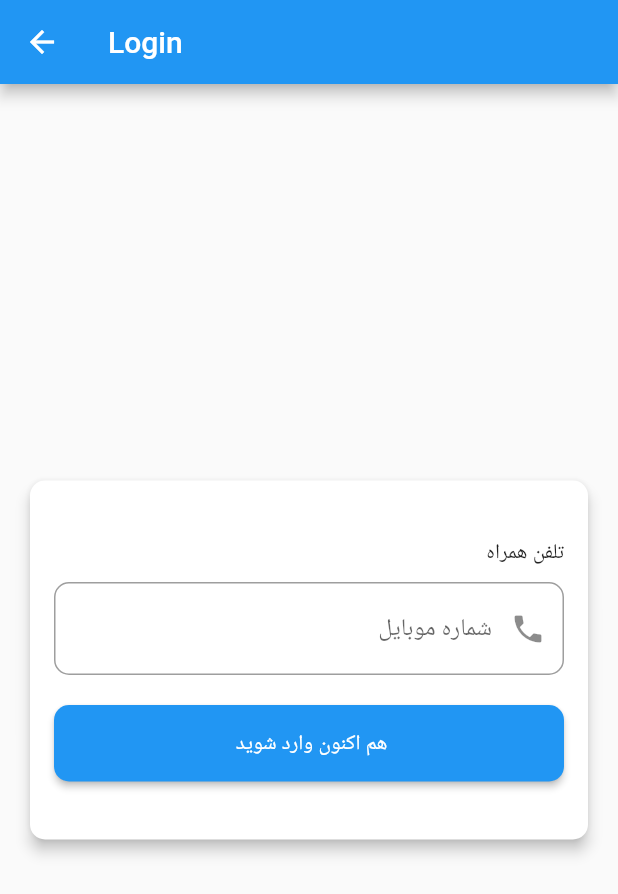
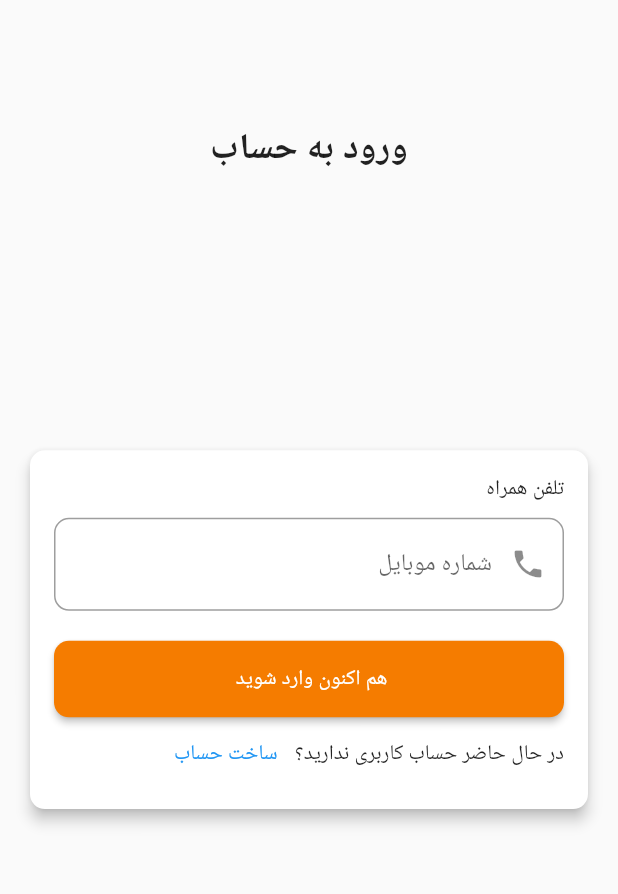
Before and after one commit to RexGod/sampleProjectSebghat, a Flutter app: the loginuser screen opened by its route, on a phone screen of 412 x 824 dp. Shown: the top 894 px of the screen. Run offline on Flutter 3.47's test engine with Material 2 defaults, Android fonts, the light colour scheme and no system bars.

Commit message:
finish and release

```diff
--- a/lib/View/inquiry.dart
+++ b/lib/View/inquiry.dart
@@ -212,6 +212,7 @@ class _InquiryState extends State<Inquiry> {
                   const Text('مشخصات خودرو'),
                   const SizedBox(height: 20),
                   DropdownButton<String>(
+                    hint: const Text('برند ماشین را انتخاب کنید'),
                     value: selectedBrand,
                     onChanged: (value) => setState(() {
                       selectedBrand = value;
@@ -221,6 +222,7 @@ class _InquiryState extends State<Inquiry> {
                   ),
                   const SizedBox(height: 20),
                   DropdownButton<String>(
+                    hint: const Text('مدل ماشین را انتخاب کنید'),
                     value: selectedCar,
                     onChanged: (value) => setState(() {
                       selectedCar = value;
@@ -231,6 +233,7 @@ class _InquiryState extends State<Inquiry> {
                   ),
                   const SizedBox(height: 20),
                   DropdownButton<String>(
+                    hint: const Text('رنگ ماشین را انتخاب کنید'),
                     value: selectedColor,
                     onChanged: (value) => setState(() {
                       selectedColor = value;
--- a/lib/View/login.dart
+++ b/lib/View/login.dart
@@ -1,5 +1,6 @@
 import 'package:flutter/material.dart';
 import 'package:provider/provider.dart';
+import 'package:sample/View/signUp.dart';
 import 'package:sample/ViewModel/userProvider.dart';
 import 'verification.dart';
 import '../ViewModel/validation.dart';
@@ -13,10 +14,19 @@ class loginuser extends StatelessWidget {
   Widget build(BuildContext context) {
     final validation = Provider.of<Setting>(context);
     return Scaffold(
-      appBar: AppBar(
-        title: Text('Login'),
+      body: Column(
+        children: [
+          SizedBox(
+            height: MediaQuery.of(context).size.height * 0.1,
           ),
-      body: Padding(
+          Text(
+            'ورود به حساب',
+            style: TextStyle(fontSize: 24, fontWeight: FontWeight.bold),
+          ),
+          SizedBox(
+            height: MediaQuery.of(context).size.height * 0.2,
+          ),
+          Padding(
             padding: const EdgeInsets.all(16.0),
             child: Center(
               child: SizedBox(
@@ -57,10 +67,12 @@ class loginuser extends StatelessWidget {
                               SizedBox(height: 20),
                               ElevatedButton(
                                 style: ElevatedButton.styleFrom(
-                              padding: const EdgeInsets.symmetric(vertical: 16),
+                                  padding:
+                                      const EdgeInsets.symmetric(vertical: 16),
                                   shape: RoundedRectangleBorder(
                                     borderRadius: BorderRadius.circular(10),
                                   ),
+                                  backgroundColor: Color(0xFFF57C00),
                                 ),
                                 onPressed: () {
                                   if (_formKey.currentState!.validate()) {
@@ -77,6 +89,20 @@ class loginuser extends StatelessWidget {
                                 },
                                 child: Text('هم اکنون وارد شوید '),
                               ),
+                              Row(
+                                mainAxisAlignment: MainAxisAlignment.start,
+                                children: [
+                                  const Text(
+                                      'در حال حاضر حساب کاربری ندارید؟ '),
+                                  TextButton(
+                                      onPressed: () {
+                                        Navigator.of(context)
+                                            .pushReplacementNamed(
+                                                SignUpScreen.routeName);
+                                      },
+                                      child: Text('ساخت حساب'))
+                                ],
+                              )
                             ],
                           ),
                         ),
@@ -87,6 +113,8 @@ class loginuser extends StatelessWidget {
               ),
             ),
           ),
+        ],
+      ),
     );
   }
 }
--- a/lib/View/verification.dart
+++ b/lib/View/verification.dart
@@ -15,7 +15,8 @@ class verificationUser extends StatelessWidget {
     final id = Provider.of<ProviderUser>(context, listen: false).findid(phone);
     return Scaffold(
       appBar: AppBar(
-        title: Text('Verification'),
+        title: Text('تاییده حساب'),
+        backgroundColor: Color(0xFFF57C00),
       ),
       body: Padding(
         padding: const EdgeInsets.all(16.0),
@@ -74,6 +75,7 @@ class verificationUser extends StatelessWidget {
                               shape: RoundedRectangleBorder(
                                 borderRadius: BorderRadius.circular(10),
                               ),
+                              backgroundColor: Color(0xFFF57C00),
                             ),
                             onPressed: () {
                               if (_formKey.currentState!.validate()) {
--- a/lib/main.dart
+++ b/lib/main.dart
@@ -40,6 +40,7 @@ class MyApp extends StatelessWidget {
         'inquiry': (context) => Inquiry(),
         'myinquiry': (context) => MyInquiry(),
         'resualt': (context) => Resualt(),
+        'signup': (context) => SignUpScreen(),
       }),
     );
   }
```
Also changed, not shown: lib/View/myInquiry.dart (+40 -2 lines), lib/View/signUp.dart (+26 -9 lines), lib/ViewModel/userProvider.dart (+8 -4 lines). Lines whose indentation alone changed are shown as unchanged.
